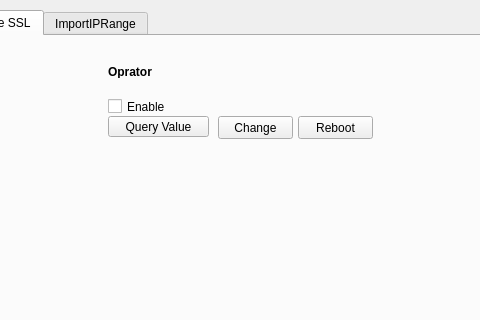
The window that AtheNACToolsUI.ui (Hankhehe/PythonQT) describes before a commit, drawn with Qt 5; both pictures show x 334 to 814 and y 0 to 320 of the 1079 by 828 pixel window.
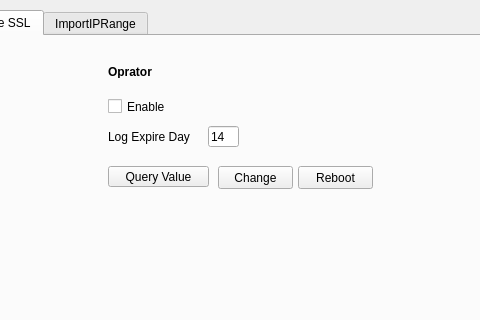
The same window after the commit. The open tabs and pages were chosen to show the change.

Commit message: 增加 log expire day 修改功能

Patch:
```diff
--- a/AtheNACToolsUI.ui
+++ b/AtheNACToolsUI.ui
@@ -683,7 +683,7 @@
       <property name="geometry">
        <rect>
         <x>540</x>
-        <y>80</y>
+        <y>130</y>
         <width>75</width>
         <height>23</height>
        </rect>
@@ -699,7 +699,7 @@
       <property name="geometry">
        <rect>
         <x>430</x>
-        <y>80</y>
+        <y>130</y>
         <width>101</width>
         <height>21</height>
        </rect>
@@ -712,7 +712,7 @@
       <property name="geometry">
        <rect>
         <x>620</x>
-        <y>80</y>
+        <y>130</y>
         <width>75</width>
         <height>23</height>
        </rect>
@@ -721,6 +721,39 @@
        <string>Reboot</string>
       </property>
      </widget>
+     <widget class="QLineEdit" name="lineEdit_ExpireDay_ProbeSSL">
+      <property name="geometry">
+       <rect>
+        <x>530</x>
+        <y>90</y>
+        <width>31</width>
+        <height>21</height>
+       </rect>
+      </property>
+      <property name="text">
+       <string>14</string>
+      </property>
+     </widget>
+     <widget class="QLabel" name="label_ExpireDay_ProbeSSl">
+      <property name="geometry">
+       <rect>
+        <x>430</x>
+        <y>90</y>
+        <width>91</width>
+        <height>21</height>
+       </rect>
+      </property>
+      <property name="font">
+       <font>
+        <family>Arial</family>
+        <weight>50</weight>
+        <bold>false</bold>
+       </font>
+      </property>
+      <property name="text">
+       <string>Log Expire Day</string>
+      </property>
+     </widget>
     </widget>
     <widget class="QWidget" name="tab">
      <attribute name="title">
```
The commit also changes 3 other files.
